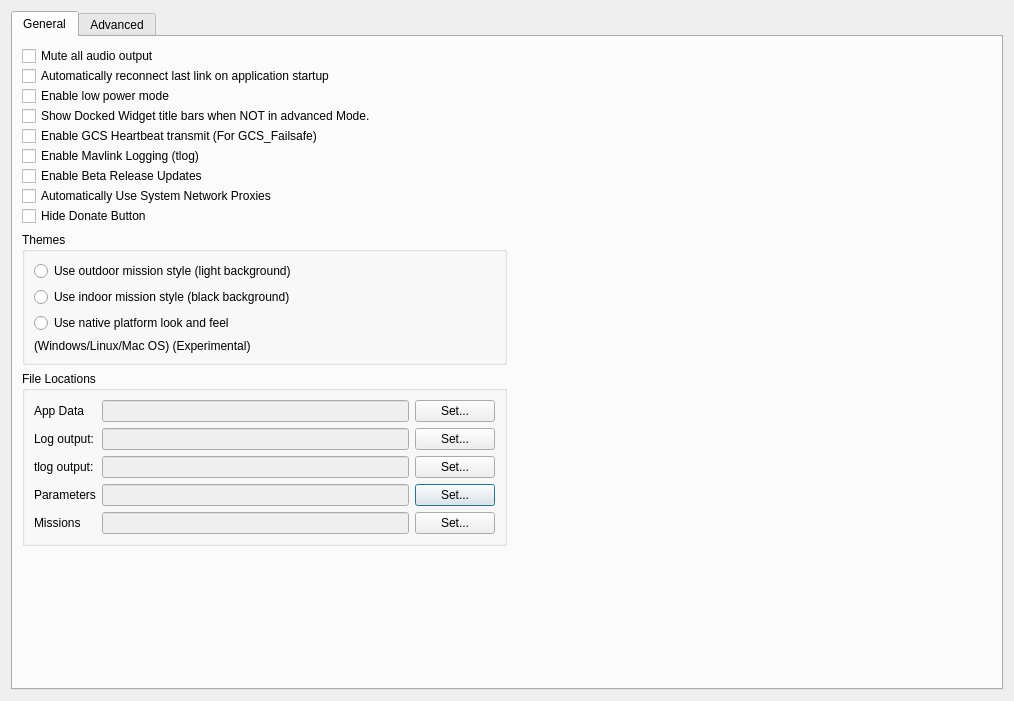
Above: src/ui/QGCSettingsWidget.ui from ArduPilot/apm_planner before the change. Below: the same form after it.
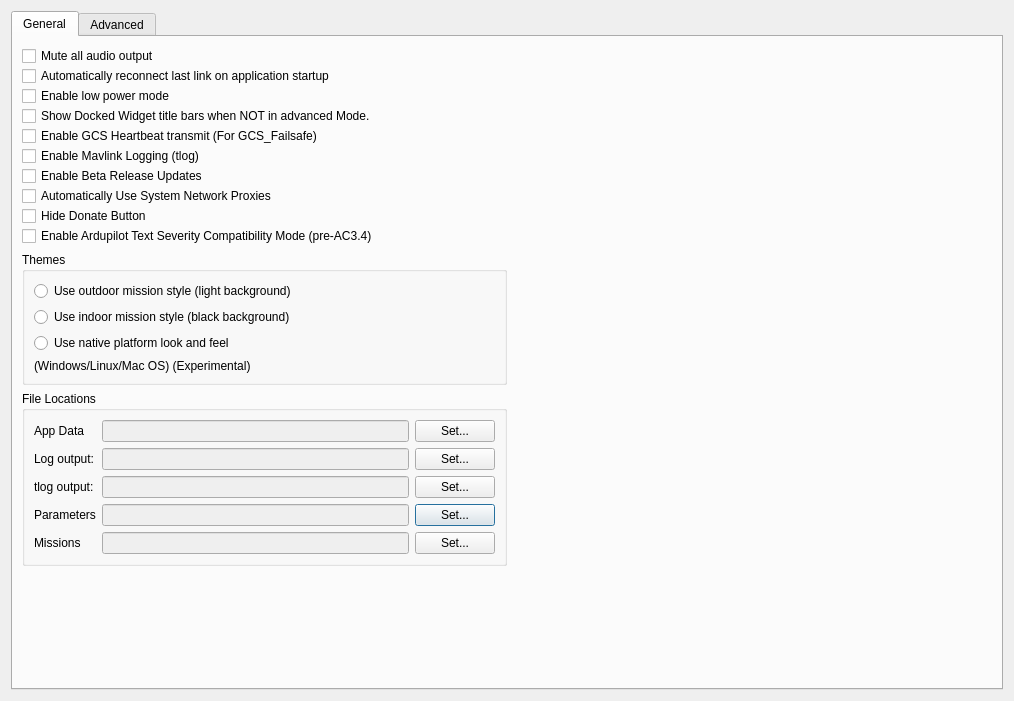
That is the form after the change. Icons and pictures are not drawn.

Commit message: StatusText: Fix severity to be MAVLink Standard

The edit to the form file:
```diff
--- a/src/ui/QGCSettingsWidget.ui
+++ b/src/ui/QGCSettingsWidget.ui
@@ -309,6 +309,13 @@
            </property>
           </widget>
          </item>
+         <item>
+          <widget class="QCheckBox" name="mavLinkSeverityCompatCheckBox">
+           <property name="text">
+            <string>Enable Ardupilot Text Severity Compatibility Mode (pre-AC3.4)</string>
+           </property>
+          </widget>
+         </item>
         </layout>
        </item>
        <item row="4" column="0">
```
The commit also changes 10 other files.
